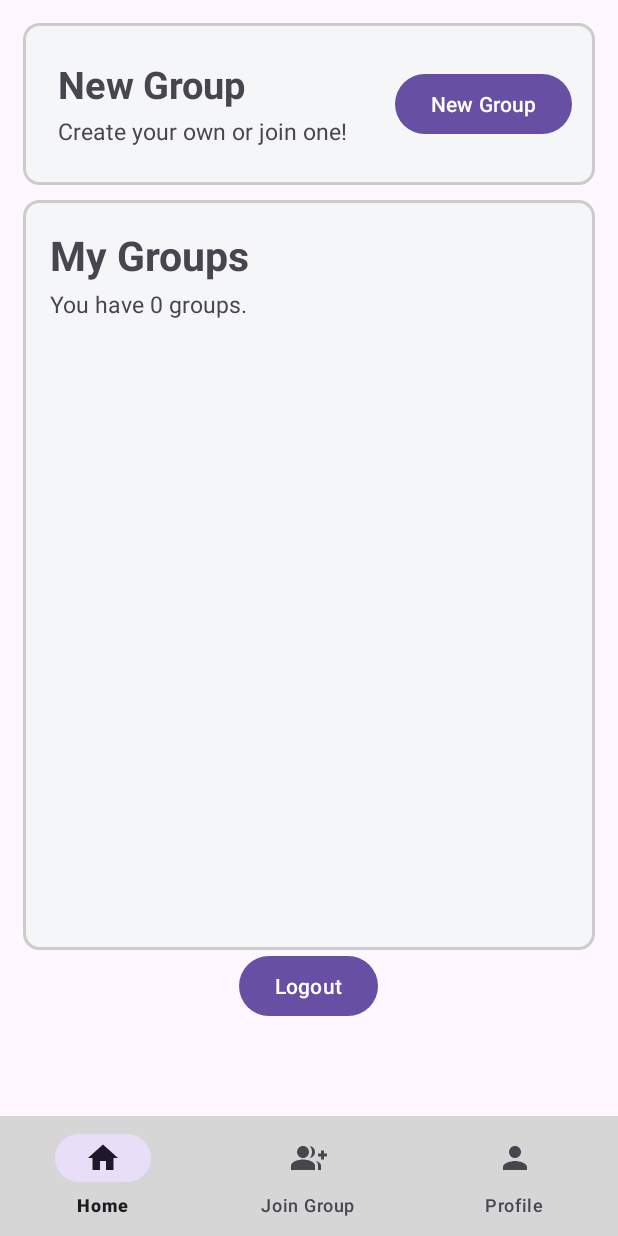
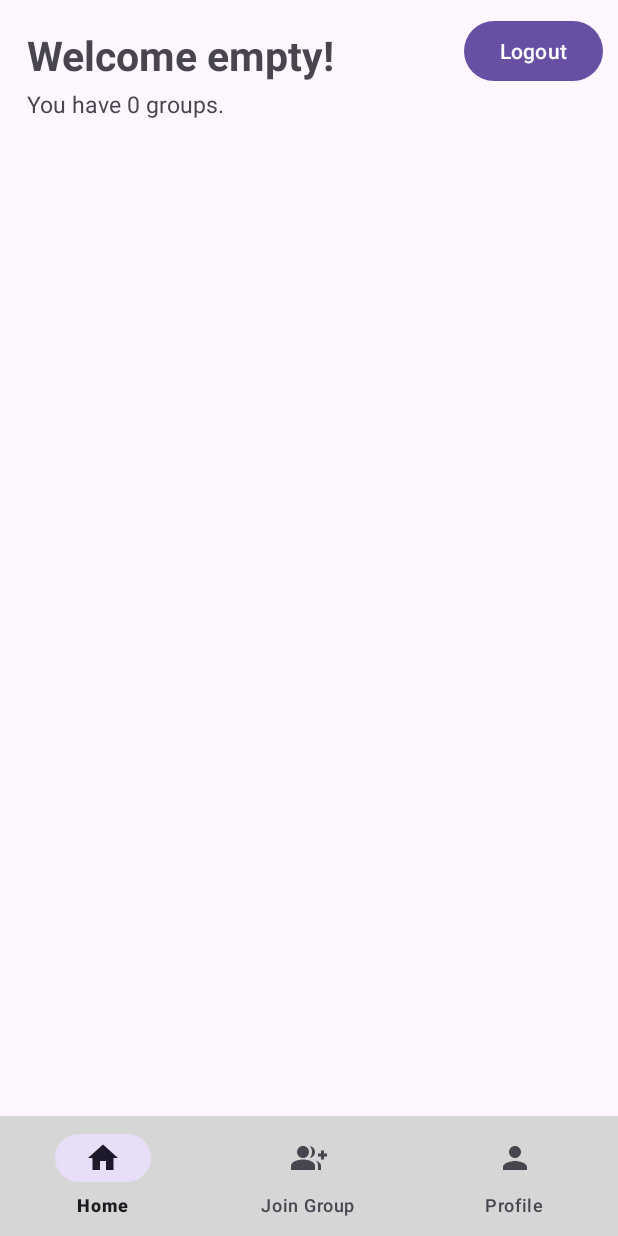
Before and after one commit to CMPT-361-Group-19/CheckList, an Android app: the screen it shows after launch (GroupViewActivity), on a phone screen of 412 x 824 dp. Run offline under Robolectric (Android 15) with nearby library versions, the phone set to English and light mode, and no system bars; our stand-ins replace Firebase (no records; nobody signed in at launch, a user with empty details on screens opened directly).

Commit message:
fixed group view

```diff
--- a/app/src/main/java/com/example/checklist/Database.kt
+++ b/app/src/main/java/com/example/checklist/Database.kt
@@ -23,6 +23,11 @@ class Database {
         value = ArrayList()
     }
     val groupItems get() = _groupItems
+
+    private val _groupList = MutableLiveData<ArrayList<String>>().apply {
+        value = ArrayList()
+    }
+    val groupList get() = _groupList
 
     private val groupItemListener = object: ChildEventListener{
         override fun onChildAdded(snapshot: DataSnapshot, previousChildName: String?) {
@@ -185,25 +190,23 @@ class Database {
 
     }
 
-    fun getGroupsWithUser(user: String) : ArrayList<String> {
+    fun getGroupsWithUser(user: String) {
+
         database = Firebase.database.reference
 
-        var groupList = arrayListOf<String>()
-        var groupName = ""
+        var myGroupList = ArrayList<String>()
 
         database.child("groups").get().addOnSuccessListener() {
             for (thing in it.children) {
                 if (thing.child("participants").hasChild(user)) {
                     Log.d("groupID:", "${thing.getValue(Group::class.java)!!.groupId}")
-                    groupName = thing.getValue(Group::class.java)!!.groupId!!
-                    groupList.add(groupName)
+                    myGroupList.add(thing.getValue(Group::class.java)!!.groupId!!)
                 }
             }
+            groupList.value = myGroupList
         }.addOnFailureListener{
             Log.e("firebase", "Error getting group data", it)
         }
-
-        return groupList
     }
 
     //returns an arraylist of Strings that contains usernames of the participants of a particular group
--- a/app/src/main/java/com/example/checklist/GroupViewActivity.kt
+++ b/app/src/main/java/com/example/checklist/GroupViewActivity.kt
@@ -52,19 +52,19 @@ class GroupViewActivity : AppCompatActivity() {
         findViewById<Button>(R.id.logoutButton).setOnClickListener { logout() }
     }
 
-    private fun processRestOfPage(groupList : ArrayList<String>) {
+    private fun updateList(groupList : ArrayList<String>) {
         val gridView = findViewById<GridView>(R.id.gridView)
 
         var numGroups = groupList.size
 
         val adapter = GridviewAdapter(this, groupList)
         gridView.adapter = adapter
-        val textView = findViewById<TextView>(R.id.subtextMyGroups)
+        var textView = findViewById<TextView>(R.id.textMyGroups)
+        textView.text = "Welcome ${username}!"
+        textView = findViewById<TextView>(R.id.subtextMyGroups)
         textView.text = "You have ${numGroups.toString()} groups."
 
         Log.d("groups:", groupList.toString())
-
-        findViewById<Button>(R.id.addGroupButton).setOnClickListener {newGroupClicked()}
 
         gridView.setOnItemClickListener{_, _, pos, id ->
             Log.d("debug:", pos.toString())
@@ -75,23 +75,17 @@ class GroupViewActivity : AppCompatActivity() {
         }
     }
 
-    private fun newGroupClicked() {
-        val intent = Intent(this,NewGroupActivity::class.java)
-        intent.putExtra("user", username)
-        startActivity(intent)
-    }
-
     override fun onResume() {
         super.onResume()
 
         Log.d("debug", "OnResume")
 
         lifecycleScope.launch {
-            val groupList = database.getGroupsWithUser(username)
+            database.getGroupsWithUser(username)
+        }
 
-            kotlinx.coroutines.delay(400)
-
-            processRestOfPage(groupList)
+        database.groupList.observe(this) {
+            updateList(it)
         }
     }
 
--- a/app/src/main/res/layout/activity_group_view.xml
+++ b/app/src/main/res/layout/activity_group_view.xml
@@ -2,61 +2,16 @@
 <androidx.constraintlayout.widget.ConstraintLayout
     xmlns:android="http://schemas.android.com/apk/res/android"
     xmlns:app="http://schemas.android.com/apk/res-auto"
+    xmlns:tools="http://schemas.android.com/tools"
     android:layout_width="match_parent"
     android:layout_height="match_parent">
-<LinearLayout
-    xmlns:android="http://schemas.android.com/apk/res/android"
-    xmlns:app="http://schemas.android.com/apk/res-auto"
-    xmlns:tools="http://schemas.android.com/tools"
-    android:layout_width="match_parent"
-    android:layout_height="match_parent"
-    android:padding="15dp"
-    android:orientation="vertical">
 
         <RelativeLayout
-        android:layout_width="match_parent"
-        android:layout_height="wrap_content"
-        android:padding="15dp"
-        android:background="@drawable/rounded_corner_view_grey"
-        android:layout_marginBottom="10dp">
-
-        <TextView
-            android:id="@+id/newGroupTitle"
-            android:layout_width="wrap_content"
-            android:layout_height="wrap_content"
-            android:layout_marginStart="8dp"
-            android:layout_marginTop="8dp"
-            android:layout_marginBottom="3dp"
-            android:textStyle="bold"
-            android:textSize="25sp"
-            android:text="New Group"/>
-
-        <TextView
-            android:id="@+id/subtextNewGroup"
-            android:layout_width="wrap_content"
-            android:layout_height="wrap_content"
-            android:layout_below="@id/newGroupTitle"
-            android:layout_marginStart="8dp"
-            android:layout_marginBottom="10dp"
-            android:textSize="15sp"
-            android:text="Create your own or join one!"/>
-
-        <Button
-            android:id="@+id/addGroupButton"
-            android:layout_width="wrap_content"
-            android:layout_height="wrap_content"
-            android:layout_alignParentRight="true"
-            android:layout_centerVertical="true"
-            android:text="New Group" />
-
-    </RelativeLayout>
-
-
-    <RelativeLayout
-        android:layout_width="match_parent"
+            android:id="@+id/groupLayout"
+            android:layout_width="0dp"
             android:layout_height="wrap_content"
             android:padding="10dp"
-        android:background="@drawable/rounded_corner_view_grey">
+            tools:ignore="MissingConstraints">
 
             <TextView
                 android:id="@+id/textMyGroups"
@@ -67,7 +22,7 @@
                 android:layout_marginBottom="3dp"
                 android:textStyle="bold"
                 android:textSize="27sp"
-            android:text="My Groups"/>
+                android:text="Welcome "/>
 
             <TextView
                 android:id="@+id/subtextMyGroups"
@@ -79,10 +34,19 @@
                 android:textSize="15sp"
                 android:text="You have 0 groups."/>
 
+            <Button
+                android:id="@+id/logoutButton"
+                android:layout_width="wrap_content"
+                android:layout_height="wrap_content"
+                android:layout_alignParentRight="true"
+                android:layout_gravity="center"
+                android:gravity="center"
+                android:text="Logout"></Button>
+
             <GridView
                 android:id="@+id/gridView"
                 android:layout_width="wrap_content"
-            android:layout_height="400dp"
+                android:layout_height="wrap_content"
                 android:layout_below="@id/subtextMyGroups"
                 android:gravity="center"
                 android:horizontalSpacing="8dp"
@@ -90,23 +54,16 @@
                 android:verticalSpacing="8dp" />
 
         </RelativeLayout>
-    <Button
-        android:id="@+id/logoutButton"
-        android:layout_width="wrap_content"
-        android:layout_height="wrap_content"
-        android:layout_gravity="center"
-        android:gravity="center"
-        android:text="Logout"></Button>
 
-</LinearLayout>
         <LinearLayout
             android:id="@+id/navigationDrawer"
             android:layout_width="0dp"
             android:layout_height="wrap_content"
             app:layout_constraintBottom_toBottomOf="parent"
-        app:layout_constraintStart_toStartOf="parent"
+            app:layout_constraintStart_toStartOf="@id/groupLayout"
             app:layout_constraintEnd_toEndOf="parent">
 
             <include layout="@layout/navigation_drawer"/>
         </LinearLayout>
+
 </androidx.constraintlayout.widget.ConstraintLayout>
```
Lines whose indentation alone changed are shown as unchanged.
